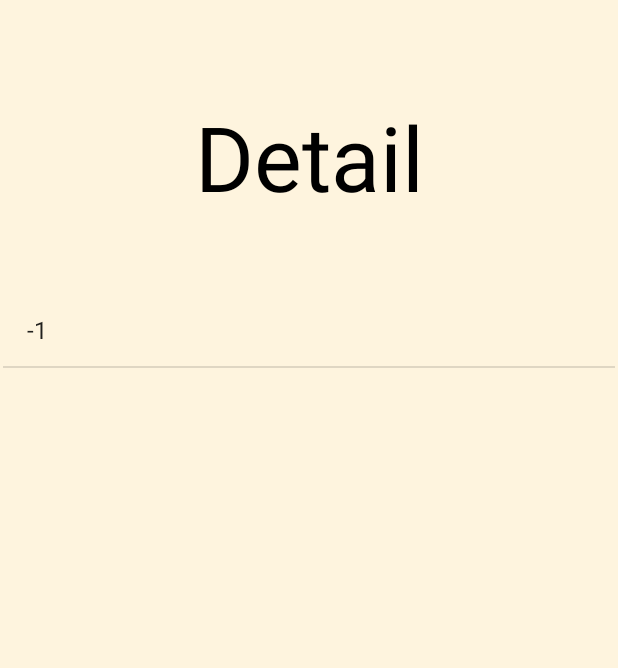
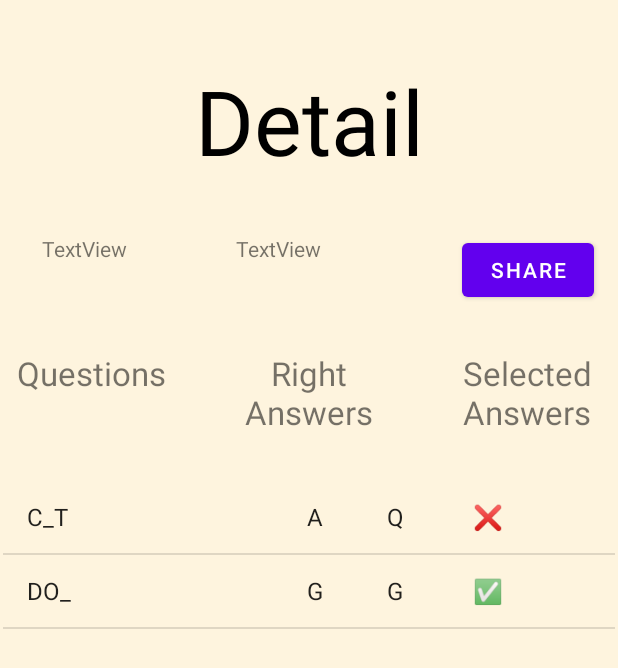
Before and after one commit to MuhammadTalhaTahir/The-MCQ-App, an Android app: the DetailView screen opened directly, with no data from a screen before it, on a phone screen of 412 x 824 dp. Shown: the top 668 px of the screen. Run offline under Robolectric (Android 15) with nearby library versions, the phone set to English and light mode, and no system bars; Roboto replaces fonts that are not available here.

Commit message:
added share button

```diff
--- a/app/src/main/java/com/example/themcqapp/DataBaseContext.java
+++ b/app/src/main/java/com/example/themcqapp/DataBaseContext.java
@@ -54,4 +54,18 @@ public class DataBaseContext extends SQLiteOpenHelper {
         }
         return result;
     }
+    public ArrayList<Question> getQuestions(int sessionId){
+        String query = "select  question, rightAnswer, selectedAnswer  from results where sessionId =" + Integer.toString(sessionId);
+        SQLiteDatabase db = this.getReadableDatabase();
+        Cursor cursor = db.rawQuery(query, null);
+        ArrayList<Question> result = new ArrayList<Question>();
+        while(cursor.moveToNext()){
+            result.add(new Question(
+                    cursor.getString(0),
+                    cursor.getString(1).charAt(0),
+                    cursor.getString(2).charAt(0)
+            ));
+        }
+        return result;
+    }
 }
--- a/app/src/main/java/com/example/themcqapp/DetailView.java
+++ b/app/src/main/java/com/example/themcqapp/DetailView.java
@@ -2,22 +2,39 @@ package com.example.themcqapp;
 
 import androidx.appcompat.app.AppCompatActivity;
 
+import android.content.Intent;
+import android.net.Uri;
 import android.os.Bundle;
+import android.view.View;
 import android.widget.ArrayAdapter;
+import android.widget.Button;
 import android.widget.ListView;
 
 import java.util.ArrayList;
 
 public class DetailView extends AppCompatActivity {
     ListView questionsList;
+    int sessionId;
+    DataBaseContext db;
+    Button shareButton;
     @Override
     protected void onCreate(Bundle savedInstanceState) {
         super.onCreate(savedInstanceState);
         setContentView(R.layout.activity_detail_view);
+        sessionId = getIntent().getIntExtra("sessionId" , -1);
+        db = new DataBaseContext(this);
+        shareButton = findViewById(R.id.shareBtn);
         questionsList = findViewById(R.id.questionsListView);
-        ArrayList<Integer> data = new ArrayList<Integer>();
-        data.add(getIntent().getIntExtra("sessionId" , -1));
-        ArrayAdapter<Integer> adpt = new ArrayAdapter<Integer>(this, android.R.layout.simple_list_item_1, data);
+        ArrayList<Question> data = db.getQuestions(sessionId);
+        ArrayAdapter<Question> adpt = new ArrayAdapter<Question>(this, android.R.layout.simple_list_item_1, data);
         questionsList.setAdapter(adpt);
+        shareButton.setOnClickListener(new View.OnClickListener() {
+            @Override
+            public void onClick(View view) {
+                Uri uri = Uri.parse("xD This is THE MCQS APP");
+                Intent intent = new Intent(Intent.ACTION_SEND,uri);
+                startActivity(intent);
+            }
+        });
     }
 }
--- a/app/src/main/java/com/example/themcqapp/Question.java
+++ b/app/src/main/java/com/example/themcqapp/Question.java
@@ -12,4 +12,14 @@ public class Question {
         this.imageId = i;
         this.question = q;
     }
+    public Question(String question, char rightAnswer, char selectedAnswer){
+        this.question = question;
+        this.rightAnswer = rightAnswer;
+        this.selectedAnswer = selectedAnswer;
+    }
+    @Override
+    public String toString(){
+        String isCorrect = rightAnswer == selectedAnswer?" ✅":" ❌";
+        return question+"\t\t\t\t\t\t\t\t\t\t\t\t"+rightAnswer+"\t\t\t\t"+selectedAnswer+"\t\t\t\t"+isCorrect;
+    }
 }
--- a/app/src/main/java/com/example/themcqapp/Result.java
+++ b/app/src/main/java/com/example/themcqapp/Result.java
@@ -29,7 +29,6 @@ public class Result extends AppCompatActivity {
             public void onItemClick(AdapterView<?> adapterView, View view, int i, long l) {
                 Intent intent = new Intent(Result.this, DetailView.class);
                 Session itemData = (Session) sessionsListView.getItemAtPosition(i);
-
                 intent.putExtra("sessionId", itemData.sessionId);
                 startActivity(intent);
             }
--- a/app/src/main/res/layout/activity_detail_view.xml
+++ b/app/src/main/res/layout/activity_detail_view.xml
@@ -8,10 +8,33 @@
     tools:context=".DetailView">
 
     <TextView
+        android:id="@+id/textView13"
+        android:layout_width="121dp"
+        android:layout_height="57dp"
+        android:text="Right Answers"
+        android:textAlignment="center"
+        android:textSize="22dp"
+        app:layout_constraintBottom_toTopOf="@+id/questionsListView"
+        app:layout_constraintEnd_toStartOf="@+id/textView14"
+        app:layout_constraintStart_toEndOf="@+id/textView12"
+        app:layout_constraintTop_toBottomOf="@+id/textView6"
+        app:layout_constraintVertical_bias="0.783" />
+
+    <TextView
+        android:id="@+id/textView14"
+        android:layout_width="121dp"
+        android:layout_height="57dp"
+        android:text="Selected Answers"
+        android:textSize="22dp"
+        android:textAlignment="center"
+        app:layout_constraintEnd_toEndOf="parent"
+        app:layout_constraintTop_toTopOf="@+id/textView13" />
+
+    <TextView
         android:id="@+id/textView6"
         android:layout_width="255dp"
         android:layout_height="88dp"
-        android:layout_marginTop="64dp"
+        android:layout_marginTop="40dp"
         android:text="Detail"
         android:textAlignment="center"
         android:textColor="@color/black"
@@ -23,13 +46,54 @@
     <ListView
         android:id="@+id/questionsListView"
         android:layout_width="match_parent"
-        android:layout_height="701dp"
+        android:layout_height="499dp"
         android:layout_marginStart="2dp"
-        android:layout_marginTop="44dp"
+        android:layout_marginTop="188dp"
         android:layout_marginEnd="2dp"
+        app:layout_constraintBottom_toBottomOf="parent"
         app:layout_constraintEnd_toEndOf="parent"
         app:layout_constraintHorizontal_bias="0.0"
         app:layout_constraintStart_toStartOf="parent"
         app:layout_constraintTop_toBottomOf="@+id/textView6" />
 
+    <TextView
+        android:id="@+id/textView12"
+        android:layout_width="121dp"
+        android:layout_height="57dp"
+        android:text="Questions"
+        android:textSize="22dp"
+        android:textAlignment="center"
+        app:layout_constraintStart_toStartOf="parent"
+        app:layout_constraintTop_toTopOf="@+id/textView13" />
+
+    <Button
+        android:id="@+id/shareBtn"
+        android:layout_width="wrap_content"
+        android:layout_height="wrap_content"
+        android:layout_marginEnd="16dp"
+        android:text="share"
+        app:layout_constraintEnd_toEndOf="parent"
+        app:layout_constraintTop_toTopOf="@+id/textView16" />
+
+    <TextView
+        android:id="@+id/textView15"
+        android:layout_width="85dp"
+        android:layout_height="44dp"
+        android:layout_marginStart="28dp"
+        android:text="TextView"
+        app:layout_constraintStart_toStartOf="parent"
+        app:layout_constraintTop_toTopOf="@+id/textView16" />
+
+    <TextView
+        android:id="@+id/textView16"
+        android:layout_width="122dp"
+        android:layout_height="42dp"
+        android:layout_marginStart="44dp"
+        android:layout_marginTop="28dp"
+        android:text="TextView"
+        app:layout_constraintEnd_toStartOf="@+id/shareBtn"
+        app:layout_constraintHorizontal_bias="0.0"
+        app:layout_constraintStart_toEndOf="@+id/textView15"
+        app:layout_constraintTop_toBottomOf="@+id/textView6" />
+
 </androidx.constraintlayout.widget.ConstraintLayout>
```
